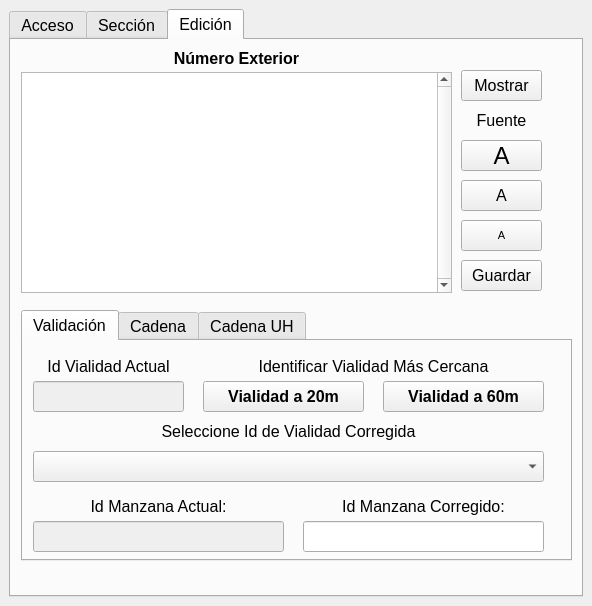
This is numeros_exteriores_dockwidget_base.ui in DAGGDesarrollo/repo_dce as Qt 5 draws it before an edit. The edited form follows.
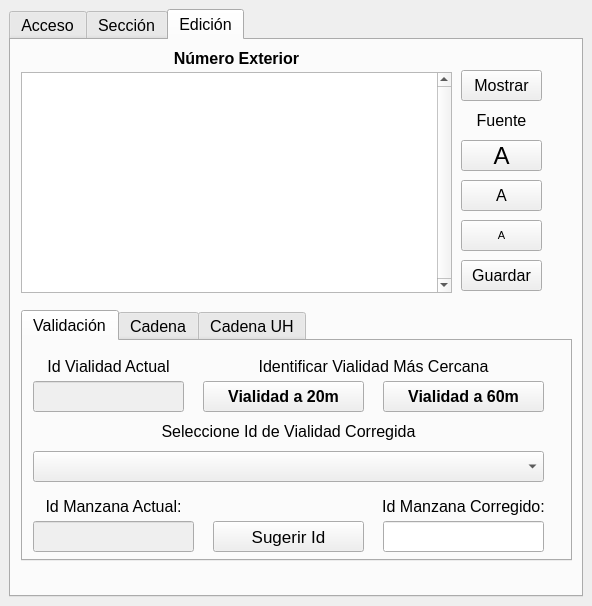
This is the edited form. The open tabs and pages were chosen to show the change.

Commit message: Se agrega el botón "Sugerir Id"

Diff of the .ui file:
```diff
--- a/numeros_exteriores_dockwidget_base.ui
+++ b/numeros_exteriores_dockwidget_base.ui
@@ -855,9 +855,9 @@
          <widget class="QLabel" name="label_4">
           <property name="geometry">
            <rect>
-            <x>280</x>
+            <x>360</x>
             <y>150</y>
-            <width>241</width>
+            <width>161</width>
             <height>31</height>
            </rect>
           </property>
@@ -885,9 +885,9 @@
          <widget class="QLineEdit" name="idManzana">
           <property name="geometry">
            <rect>
-            <x>280</x>
+            <x>360</x>
             <y>180</y>
-            <width>241</width>
+            <width>161</width>
             <height>31</height>
            </rect>
           </property>
@@ -908,7 +908,7 @@
            <rect>
             <x>10</x>
             <y>150</y>
-            <width>251</width>
+            <width>161</width>
             <height>31</height>
            </rect>
           </property>
@@ -941,7 +941,7 @@
            <rect>
             <x>10</x>
             <y>180</y>
-            <width>251</width>
+            <width>161</width>
             <height>31</height>
            </rect>
           </property>
@@ -957,6 +957,27 @@
            <string/>
           </property>
          </widget>
+         <widget class="QPushButton" name="btnSugerir">
+          <property name="geometry">
+           <rect>
+            <x>190</x>
+            <y>180</y>
+            <width>151</width>
+            <height>31</height>
+           </rect>
+          </property>
+          <property name="font">
+           <font>
+            <family>Arial</family>
+            <pointsize>13</pointsize>
+            <weight>50</weight>
+            <bold>false</bold>
+           </font>
+          </property>
+          <property name="text">
+           <string>Sugerir Id</string>
+          </property>
+         </widget>
         </widget>
         <widget class="QWidget" name="Cadena">
          <attribute name="title">
```
